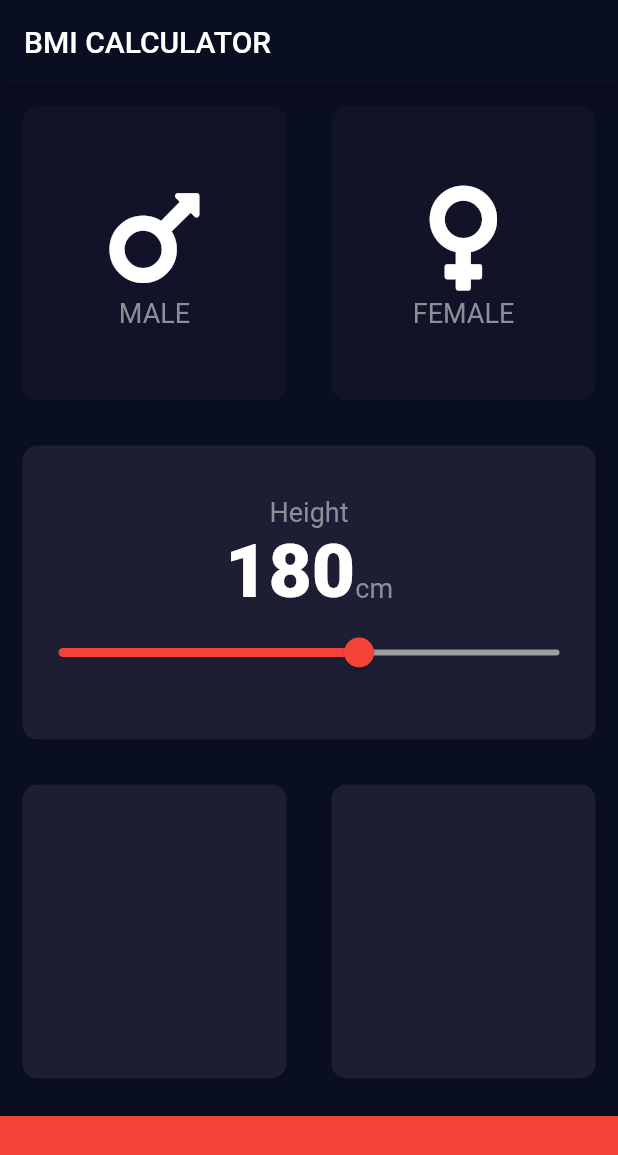
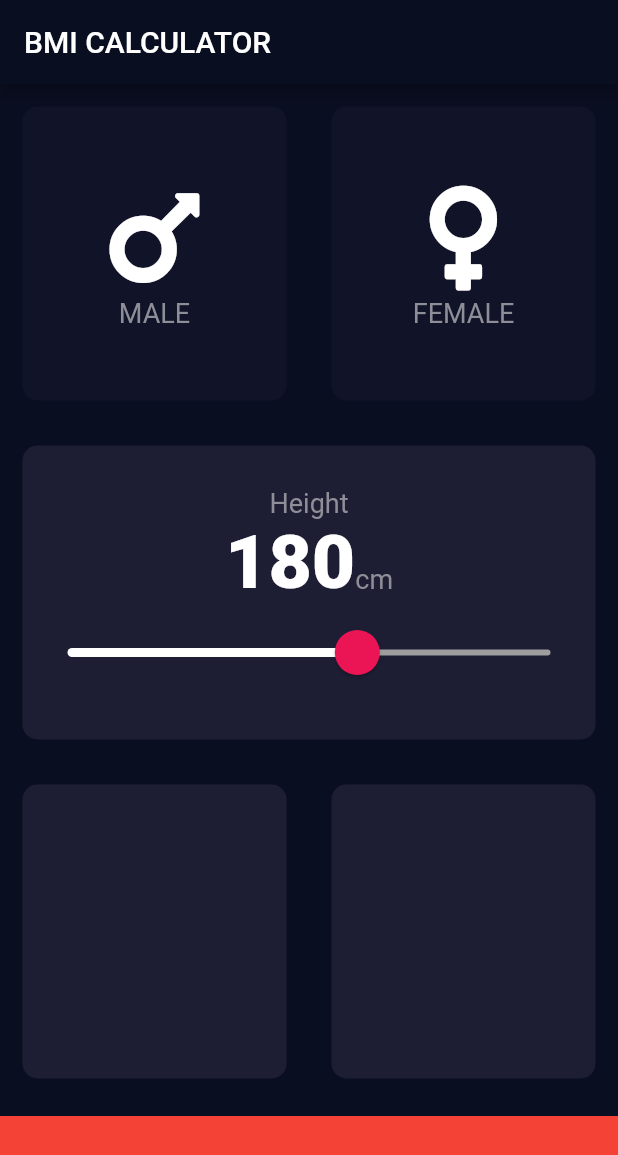
Before and after one commit to fomagran/Flutter-Example, a Flutter app: the screen it shows after launch, on a phone screen of 412 x 824 dp. Shown: the top 1155 px of the screen. Run offline on Flutter 3.47's test engine with Material 2 defaults, Android fonts, the phone set to English and light mode, and no system bars; our stand-ins replace font_awesome_flutter.

Commit message:
SliderTheme 적용하기

```diff
--- a/lib/input_page.dart
+++ b/lib/input_page.dart
@@ -80,17 +80,27 @@ class _InputPageState extends State<InputPage> {
                         ),
                       ],
                     ),
-                    Slider(
+                    SliderTheme(
+                      data: SliderTheme.of(context).copyWith(
+                          activeTrackColor: Colors.white,
+                          inactiveTrackColor: Colors.grey,
+                          thumbColor: Color(0xFFEB1555),
+                          //클릭했을때 주변에 퍼지는 색
+                          overlayColor: Color(0x29EB1555),
+                          thumbShape:
+                              RoundSliderThumbShape(enabledThumbRadius: 15.0),
+                          overlayShape:
+                              RoundSliderOverlayShape(overlayRadius: 30.0)),
+                      child: Slider(
                         value: height.toDouble(),
                         min: 120.0,
                         max: 220.0,
-                      activeColor: Colors.red,
-                      inactiveColor: Colors.grey,
                         onChanged: (double newValue) {
                           setState(() {
                             height = newValue.round();
                           });
                         },
+                      ),
                     ),
                   ],
                 ),
```
Lines whose indentation alone changed are shown as unchanged.
